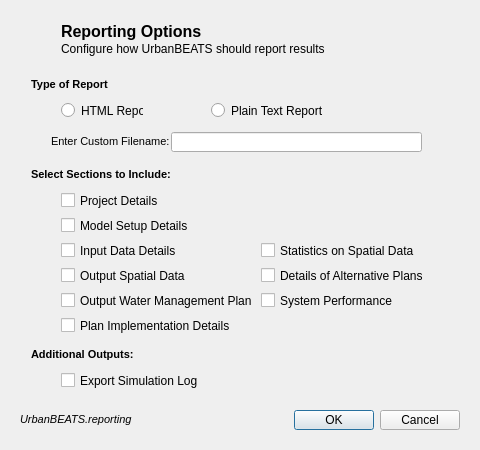
Qt form reportoptionsdialog.ui (petermbach/urbanbeats-legacy) before a commit.
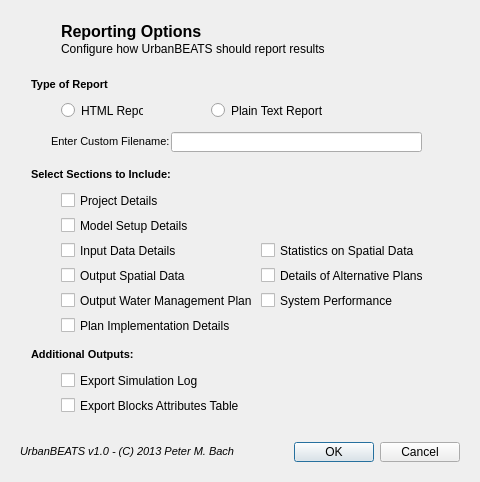
The same form after that commit. Icons and pictures are not drawn.

Commit message: Addition of "Reporting Options" dialog and connection with core. Model now saves and loads report options as well. Minor gui connection bug fixes in techplacement module: system exfiltration rate combo boxes were not working properly. Bug fix in GIS export relating to attribute name being too long and QStrings needing conversion to strings.

What changed in the file:
```diff
--- a/reportoptionsdialog.ui
+++ b/reportoptionsdialog.ui
@@ -7,7 +7,7 @@
     <x>0</x>
     <y>0</y>
     <width>480</width>
-    <height>450</height>
+    <height>482</height>
    </rect>
   </property>
   <property name="windowTitle">
@@ -346,6 +346,19 @@
        <string>Export Simulation Log</string>
       </property>
      </widget>
+     <widget class="QCheckBox" name="exportBlocksCSV">
+      <property name="geometry">
+       <rect>
+        <x>50</x>
+        <y>330</y>
+        <width>261</width>
+        <height>17</height>
+       </rect>
+      </property>
+      <property name="text">
+       <string>Export Blocks Attributes Table</string>
+      </property>
+     </widget>
     </widget>
    </item>
    <item>
@@ -370,7 +383,7 @@
 &lt;html&gt;&lt;head&gt;&lt;meta name=&quot;qrichtext&quot; content=&quot;1&quot; /&gt;&lt;style type=&quot;text/css&quot;&gt;
 p, li { white-space: pre-wrap; }
 &lt;/style&gt;&lt;/head&gt;&lt;body style=&quot; font-family:'MS Shell Dlg 2'; font-size:8.25pt; font-weight:400; font-style:normal;&quot;&gt;
-&lt;p style=&quot; margin-top:0px; margin-bottom:0px; margin-left:0px; margin-right:0px; -qt-block-indent:0; text-indent:0px;&quot;&gt;&lt;span style=&quot; font-size:8pt; font-style:italic;&quot;&gt;UrbanBEATS.reporting&lt;/span&gt;&lt;/p&gt;&lt;/body&gt;&lt;/html&gt;</string>
+&lt;p style=&quot; margin-top:0px; margin-bottom:0px; margin-left:0px; margin-right:0px; -qt-block-indent:0; text-indent:0px;&quot;&gt;&lt;span style=&quot; font-size:8pt; font-style:italic;&quot;&gt;UrbanBEATS v1.0 - (C) 2013 Peter M. Bach&lt;/span&gt;&lt;/p&gt;&lt;/body&gt;&lt;/html&gt;</string>
         </property>
        </widget>
       </item>
```
Left out of the diff: 2 changed lines with no effect on the pictures. The commit also changes 7 other files.
